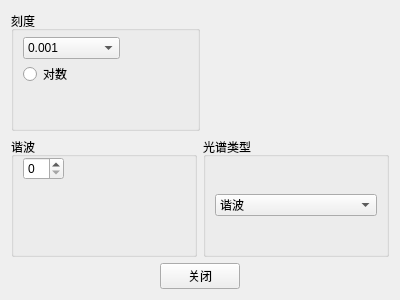
The window that chart.ui (gaogao214/qt_waviness) describes before a commit, drawn with Qt 5.
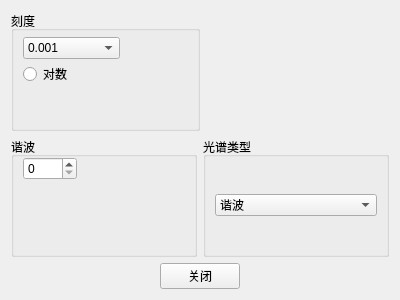
The same window after the commit.

What changed in the file:
```diff
--- a/chart.ui
+++ b/chart.ui
@@ -153,7 +153,14 @@
         </property>
         <layout class="QHBoxLayout" name="horizontalLayout_3">
          <item>
-          <widget class="QSpinBox" name="spinBox"/>
+          <widget class="QSpinBox" name="spinBox">
+           <property name="maximum">
+            <number>2048</number>
+           </property>
+           <property name="value">
+            <number>0</number>
+           </property>
+          </widget>
          </item>
          <item>
           <spacer name="horizontalSpacer_4">
```
